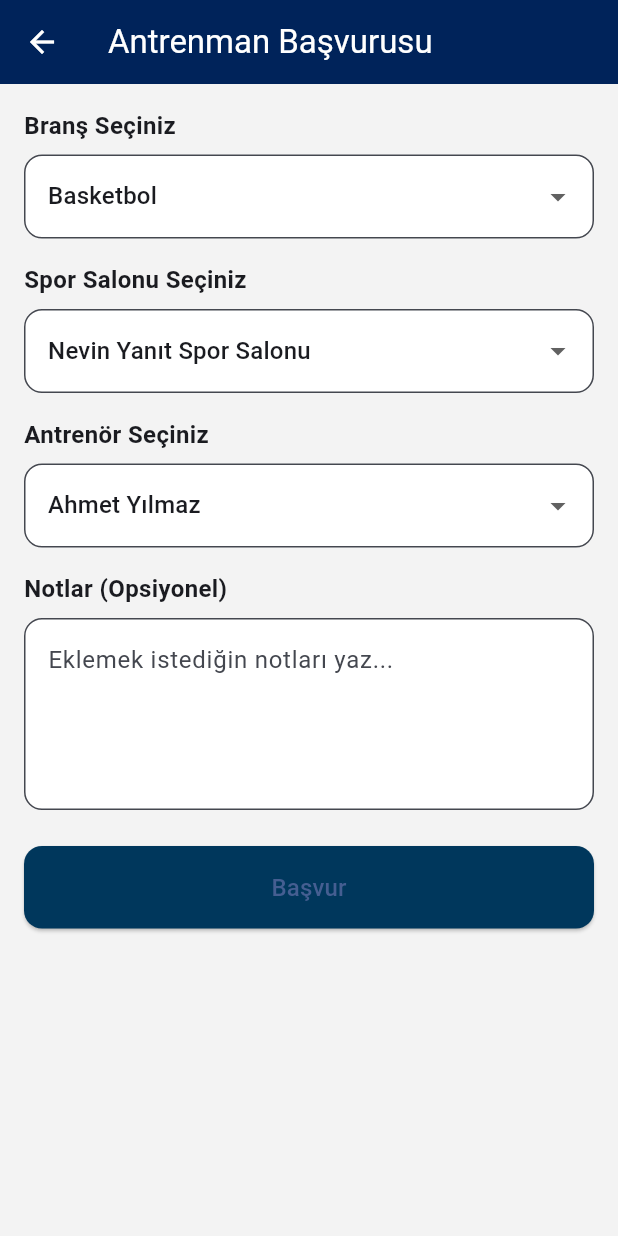
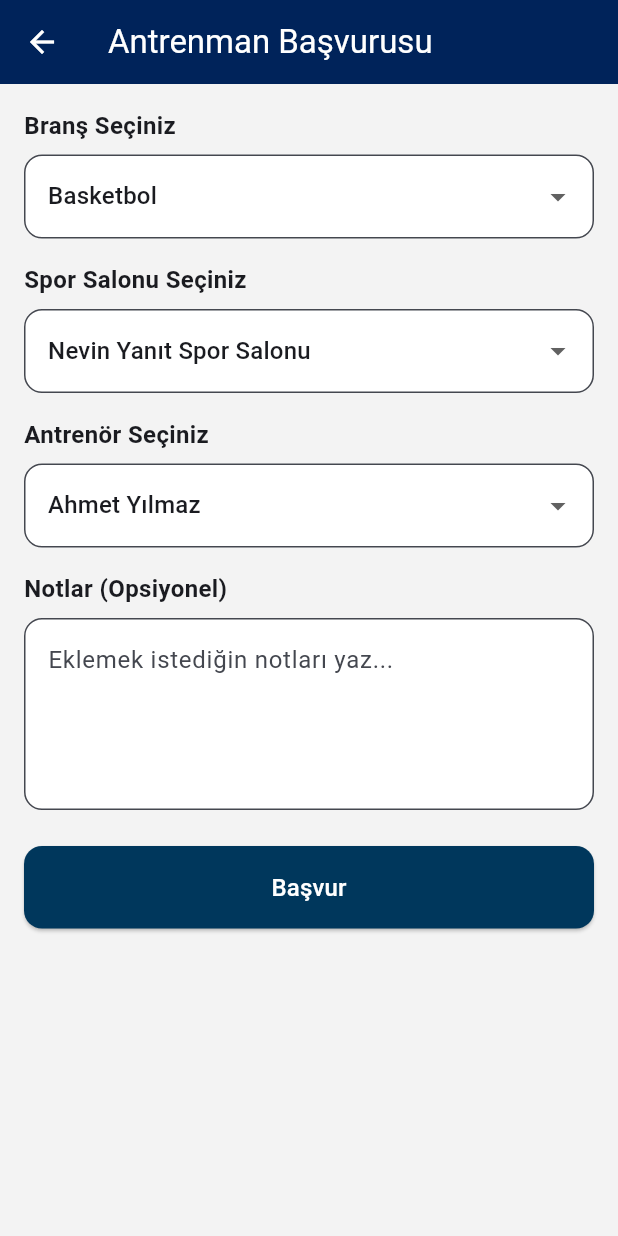
Before and after one commit to duyguerogluu/genclik_spor, a Flutter app: the TrainingApplicationScreen screen opened directly, on a phone screen of 412 x 824 dp. Run offline on Flutter 3.47's test engine with Material 3 defaults, Android fonts, the phone set to English and light mode, and no system bars; our stand-ins replace flutter_riverpod, flutter_svg, shared_preferences; accounts and stored records are empty; network calls fail.

Commit message:
some style editted

```diff
--- a/lib/screens/athlete/myapps/my_application_screen.dart
+++ b/lib/screens/athlete/myapps/my_application_screen.dart
@@ -25,7 +25,7 @@ class MyApplicationsScreen extends StatelessWidget {
 
     return Scaffold(
       backgroundColor: context.isDark ? offdarkblue : white1,
-      appBar: customAppBar('başvurularım'),
+      appBar: customAppBar('Başvurularım'),
       body: ListView.builder(
         padding: const EdgeInsets.all(16),
         itemCount: applications.length,
--- a/lib/screens/athlete/trainingapplication/training_application_screen.dart
+++ b/lib/screens/athlete/trainingapplication/training_application_screen.dart
@@ -92,13 +92,14 @@ class _TrainingApplicationScreenState extends State<TrainingApplicationScreen> {
                   ),
                   onPressed: () {
                     if (_formKey.currentState!.validate()) {
-                      // API isteği buraya gelecek
+                      // API
                       ScaffoldMessenger.of(context).showSnackBar(
                         const SnackBar(content: Text('Başvurun alındı!')),
                       );
                     }
                   },
-                  child: const Text('Başvur', style: TextStyle(fontSize: 16)),
+                  child: const Text('Başvur',
+                      style: TextStyle(fontSize: 16, color: Colors.white)),
                 ),
               ),
             ],
```
Also changed, not shown: lib/screens/common/courses/course_detail_screen.dart (+6 -2 lines).
